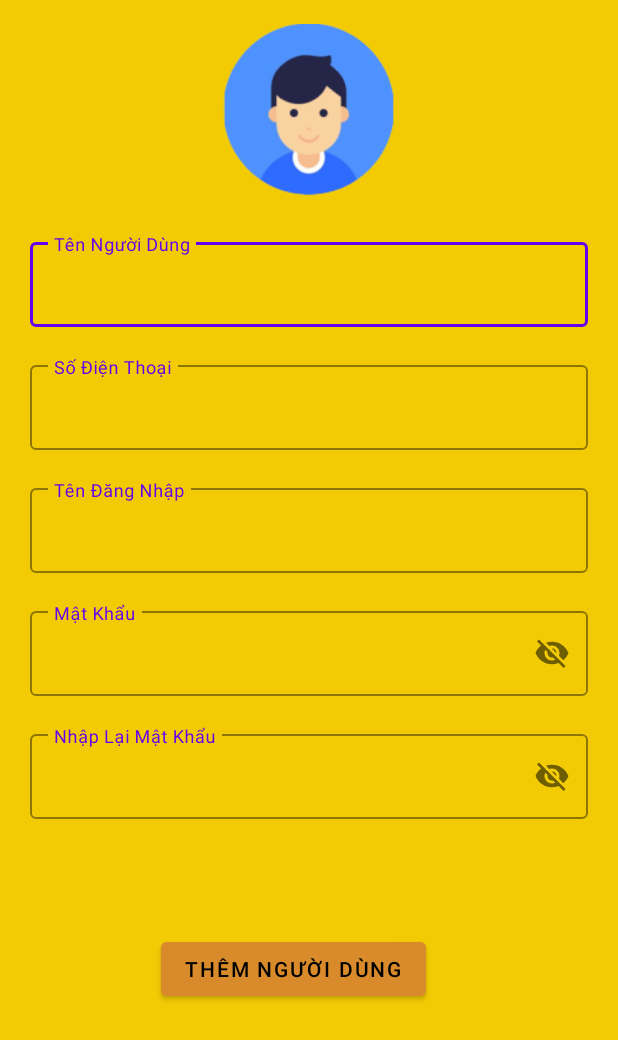
After one commit to bacdx/SP23_PRO1121_CP18103_GROUP4, an Android app: the layout activity_account.xml on its own in the app's theme, with its tools: preview values and no code run, on a phone screen of 412 x 824 dp. The commit adds this screen. Shown: the top 1040 px of the screen. Run offline under Robolectric (Android 15) with nearby library versions, the phone set to English and light mode, and no system bars.

Commit message:
Activity đổi mật khẩu Activity tạo Account list Account Login dăng nhập

```diff
--- a/app/build.gradle
+++ b/app/build.gradle
@@ -4,7 +4,7 @@ plugins {
 
 android {
     namespace 'com.example.sp23_pro1121_cp18103_group4'
-    compileSdk 32
+    compileSdk 33
 
     defaultConfig {
         applicationId "com.example.sp23_pro1121_cp18103_group4"
--- a/app/src/main/java/com/example/sp23_pro1121_cp18103_group4/MainActivity.java
+++ b/app/src/main/java/com/example/sp23_pro1121_cp18103_group4/MainActivity.java
@@ -2,7 +2,11 @@ package com.example.sp23_pro1121_cp18103_group4;
 
 import androidx.appcompat.app.AppCompatActivity;
 
+import android.content.Intent;
 import android.os.Bundle;
+
+import com.example.sp23_pro1121_cp18103_group4.Activity.Account;
+import com.example.sp23_pro1121_cp18103_group4.Activity.Login;
 
 public class MainActivity extends AppCompatActivity {
 
@@ -10,5 +14,6 @@ public class MainActivity extends AppCompatActivity {
     protected void onCreate(Bundle savedInstanceState) {
         super.onCreate(savedInstanceState);
         setContentView(R.layout.activity_main);
+        startActivity(new Intent(this, Account.class));
     }
 }
--- /dev/null
+++ b/app/src/main/res/drawable/baseline_add_24.xml
@@ -0,0 +1,5 @@
+<vector android:height="24dp" android:tint="#000000"
+    android:viewportHeight="24" android:viewportWidth="24"
+    android:width="24dp" xmlns:android="http://schemas.android.com/apk/res/android">
+    <path android:fillColor="@android:color/white" android:pathData="M19,13h-6v6h-2v-6H5v-2h6V5h2v6h6v2z"/>
+</vector>
--- /dev/null
+++ b/app/src/main/res/layout/activity_account.xml
@@ -0,0 +1,136 @@
+<?xml version="1.0" encoding="utf-8"?>
+<androidx.constraintlayout.widget.ConstraintLayout xmlns:android="http://schemas.android.com/apk/res/android"
+    xmlns:app="http://schemas.android.com/apk/res-auto"
+    xmlns:tools="http://schemas.android.com/tools"
+    android:background="#F2CB05"
+    android:layout_width="match_parent"
+    android:layout_height="match_parent"
+    tools:context=".Activity.Account">
+    <ImageView
+        android:id="@+id/imageView"
+        android:layout_width="120dp"
+        android:layout_height="120dp"
+        android:layout_marginTop="16dp"
+        app:layout_constraintEnd_toEndOf="parent"
+        app:layout_constraintStart_toStartOf="parent"
+        app:layout_constraintTop_toTopOf="parent"
+        app:srcCompat="@drawable/avata" />
+
+    <com.google.android.material.textfield.TextInputLayout
+        android:id="@+id/textInputLayout"
+        style="@style/Widget.MaterialComponents.TextInputLayout.OutlinedBox"
+        android:layout_width="match_parent"
+        android:layout_height="wrap_content"
+        android:layout_margin="20dp"
+        android:layout_marginStart="20dp"
+        android:hint="Tên Người Dùng"
+        android:textColorHint="#6200EE"
+        app:boxStrokeColor="#6200EE"
+        app:expandedHintEnabled="false"
+        app:layout_constraintEnd_toEndOf="parent"
+        app:layout_constraintStart_toStartOf="parent"
+        app:layout_constraintTop_toBottomOf="@+id/imageView">
+
+        <com.google.android.material.textfield.TextInputEditText
+            android:layout_width="match_parent"
+            android:layout_height="wrap_content"
+
+            />
+    </com.google.android.material.textfield.TextInputLayout>
+
+    <com.google.android.material.textfield.TextInputLayout
+        android:id="@+id/textInputLayout1"
+        style="@style/Widget.MaterialComponents.TextInputLayout.OutlinedBox"
+        android:layout_width="match_parent"
+        android:layout_height="wrap_content"
+        android:layout_margin="20dp"
+        android:hint="Số Điện Thoại"
+        android:textColorHint="#6200EE"
+        app:boxStrokeColor="#6200EE"
+        app:expandedHintEnabled="false"
+        app:layout_constraintEnd_toEndOf="parent"
+        app:layout_constraintStart_toStartOf="parent"
+        app:layout_constraintTop_toBottomOf="@+id/textInputLayout">
+        <com.google.android.material.textfield.TextInputEditText
+            android:layout_width="match_parent"
+            android:layout_height="wrap_content"
+            />
+    </com.google.android.material.textfield.TextInputLayout>
+
+    <com.google.android.material.textfield.TextInputLayout
+        android:id="@+id/textInputLayout2"
+        style="@style/Widget.MaterialComponents.TextInputLayout.OutlinedBox"
+        android:layout_width="match_parent"
+        android:layout_height="wrap_content"
+        android:layout_margin="20dp"
+        android:hint="Tên Đăng Nhập"
+        android:textColorHint="#6200EE"
+        app:boxStrokeColor="#6200EE"
+        app:expandedHintEnabled="false"
+        app:layout_constraintEnd_toEndOf="parent"
+
+        app:layout_constraintStart_toStartOf="parent"
+        app:layout_constraintTop_toBottomOf="@+id/textInputLayout1">
+
+        <com.google.android.material.textfield.TextInputEditText
+            android:layout_width="match_parent"
+            android:layout_height="wrap_content" />
+    </com.google.android.material.textfield.TextInputLayout>
+
+    <com.google.android.material.textfield.TextInputLayout
+        android:id="@+id/textInputLayout3"
+        style="@style/Widget.MaterialComponents.TextInputLayout.OutlinedBox"
+        android:layout_width="match_parent"
+        android:layout_height="wrap_content"
+        android:layout_margin="20dp"
+        android:hint="Mật Khẩu"
+        app:passwordToggleEnabled="true"
+        android:textColorHint="#6200EE"
+        app:boxStrokeColor="#6200EE"
+        app:expandedHintEnabled="false"
+
+        app:layout_constraintEnd_toEndOf="parent"
+        app:layout_constraintStart_toStartOf="parent"
+        app:layout_constraintTop_toBottomOf="@+id/textInputLayout2">
+
+        <com.google.android.material.textfield.TextInputEditText
+            android:layout_width="match_parent"
+            android:layout_height="wrap_content" />
+    </com.google.android.material.textfield.TextInputLayout>
+
+    <com.google.android.material.textfield.TextInputLayout
+        android:id="@+id/textInputLayout4"
+        style="@style/Widget.MaterialComponents.TextInputLayout.OutlinedBox"
+        android:layout_width="match_parent"
+        android:layout_height="wrap_content"
+        android:layout_margin="20dp"
+        android:hint="Nhập Lại Mật Khẩu"
+        app:passwordToggleEnabled="true"
+        android:textColorHint="#6200EE"
+        app:boxStrokeColor="#6200EE"
+        app:expandedHintEnabled="false"
+
+        app:layout_constraintEnd_toEndOf="parent"
+        app:layout_constraintStart_toStartOf="parent"
+        app:layout_constraintTop_toBottomOf="@+id/textInputLayout3">
+
+        <com.google.android.material.textfield.TextInputEditText
+            android:layout_width="match_parent"
+            android:layout_height="wrap_content" />
+    </com.google.android.material.textfield.TextInputLayout>
+
+    <Button
+        android:layout_width="wrap_content"
+        android:layout_height="wrap_content"
+        android:layout_gravity="center"
+        android:layout_marginTop="76dp"
+        android:backgroundTint="#D98B2B"
+        android:text="Thêm Người Dùng"
+        android:textColor="@color/black"
+        app:layout_constraintEnd_toEndOf="parent"
+        app:layout_constraintHorizontal_bias="0.456"
+        app:layout_constraintStart_toStartOf="parent"
+        app:layout_constraintTop_toBottomOf="@+id/textInputLayout4" />
+
+
+</androidx.constraintlayout.widget.ConstraintLayout>
--- a/app/src/main/res/values/themes.xml
+++ b/app/src/main/res/values/themes.xml
@@ -1,6 +1,6 @@
 <resources xmlns:tools="http://schemas.android.com/tools">
     <!-- Base application theme. -->
-    <style name="Theme.SP23_PRO1121_CP18103_GROUP4" parent="Theme.MaterialComponents.DayNight.DarkActionBar">
+    <style name="Theme.SP23_PRO1121_CP18103_GROUP4" parent="Theme.MaterialComponents.DayNight.NoActionBar">
         <!-- Primary brand color. -->
         <item name="colorPrimary">@color/purple_500</item>
         <item name="colorPrimaryVariant">@color/purple_700</item>
```
Also changed, not shown: app/src/main/AndroidManifest.xml (+12 -0 lines), app/src/main/java/com/example/sp23_pro1121_cp18103_group4/Activity/Account.java (added, +16 -0 lines), app/src/main/java/com/example/sp23_pro1121_cp18103_group4/Activity/DoiMatKhau.java (added, +14 -0 lines), app/src/main/java/com/example/sp23_pro1121_cp18103_group4/Activity/ListAccount.java (added, +16 -0 lines), app/src/main/java/com/example/sp23_pro1121_cp18103_group4/Activity/Login.java (added, +16 -0 lines), app/src/main/res/layout/activity_doi_mat_khau.xml (added, +119 -0 lines), app/src/main/res/layout/activity_list_account.xml (added, +39 -0 lines), app/src/main/res/layout/activity_login.xml (added, +68 -0 lines), app/src/main/res/drawable/avata.png (added), app/src/main/res/drawable/login.png (added), app/src/main/res/drawable/mk.png (added).
